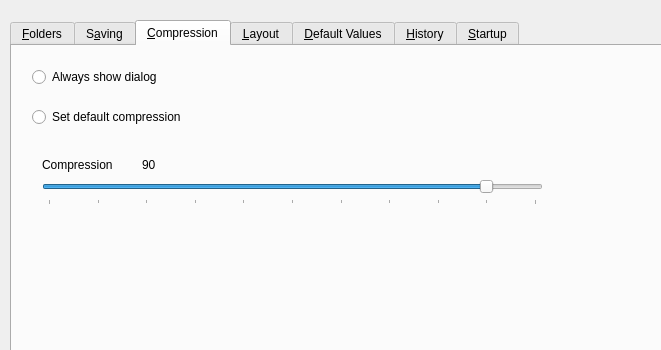
First picture: the form in src/prefsdialog.ui, repository PhotoFlare/photoflare, before the edit; both pictures show x 0 to 661 and y 0 to 350 of the 925 by 490 pixel window.
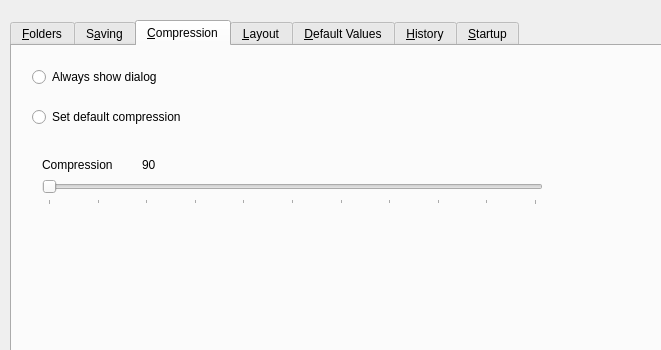
Second picture: the form after the edit.

```diff
--- a/src/prefsdialog.ui
+++ b/src/prefsdialog.ui
@@ -198,7 +198,7 @@
       <number>10</number>
      </property>
      <property name="value">
-      <number>90</number>
+      <number>0</number>
      </property>
      <property name="tracking">
       <bool>true</bool>
```
Left out of the diff: 12 changed lines with no effect on the pictures.
